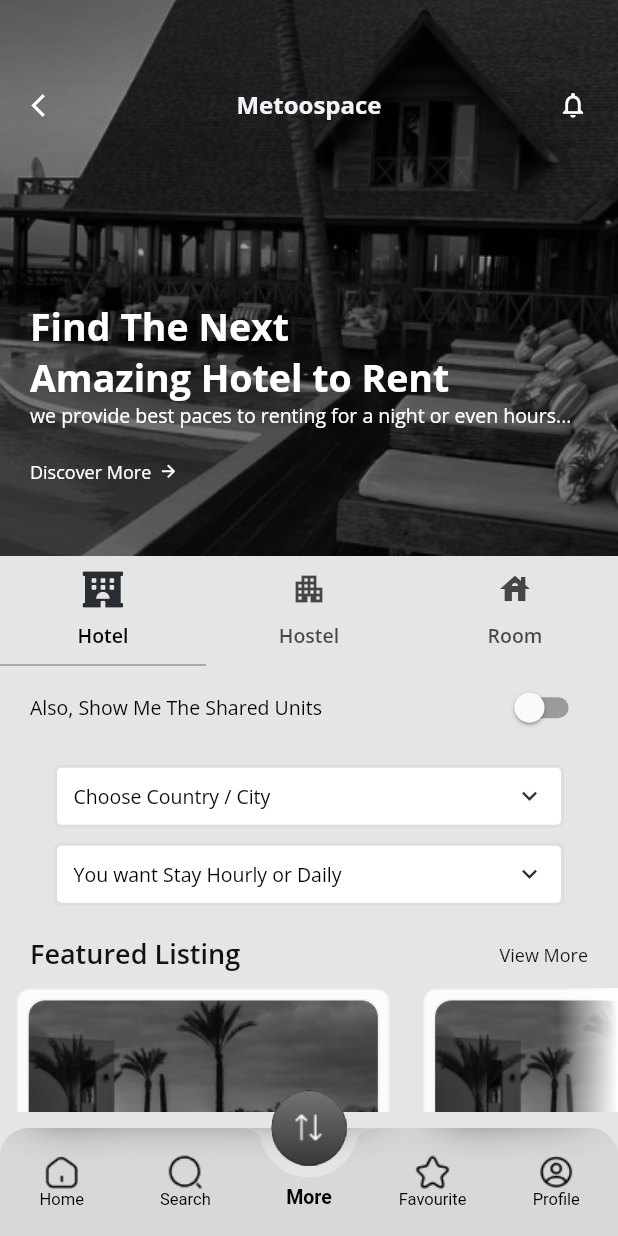
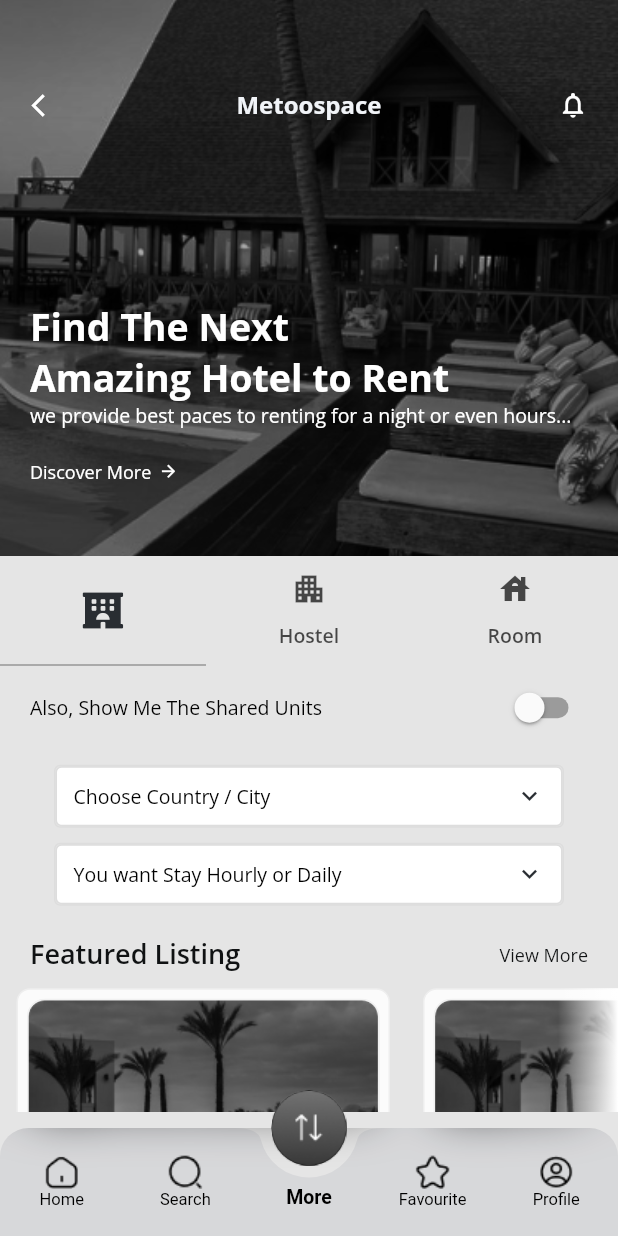
Before and after one commit to pratit989/demo, a Flutter app: the screen it shows after launch, item 2 of the bottom bar chosen, on a phone screen of 412 x 824 dp. Run offline on Flutter 3.47's test engine with Material 2 defaults, Android fonts, the light colour scheme and no system bars; our stand-ins replace font_awesome_flutter, google_fonts, smooth_page_indicator.

Commit message:
Initial Commit with Pod File

```diff
--- a/lib/hotel_hostel_room/hotel_hostel_room.dart
+++ b/lib/hotel_hostel_room/hotel_hostel_room.dart
@@ -184,8 +184,7 @@ class _HomePageCopyWidgetState extends State<HomePageCopyWidget> {
                         indicatorWeight: 1,
                         tabs: [
                           Tab(
-                            text: 'Hotel',
-                            icon: FaIcon(
+                            child: FaIcon(
                               FontAwesomeIcons.hotel,
                               color: Color(0xFF292D32),
                             ),
```
Also changed, not shown: 4 other files.
